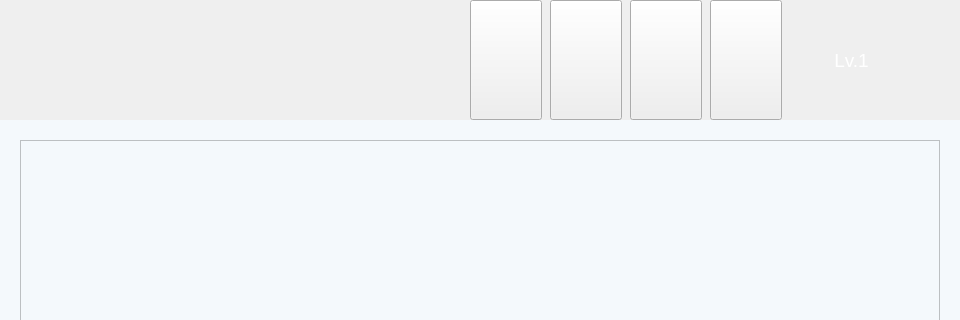
First picture: the form in weeduTalk/weedumainwidget.ui, repository SSSuperHero/AEEduApplication, before the edit; both pictures show x 0 to 960 and y 0 to 320 of the 960 by 600 pixel window.
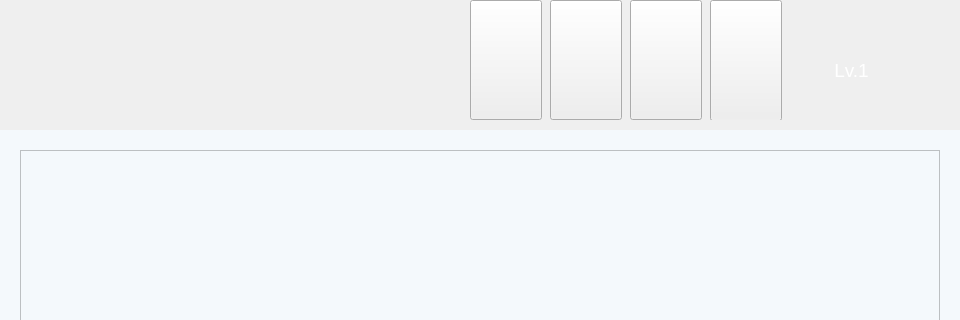
Second picture: the form after the edit. Icons and pictures are not drawn. Custom widgets are drawn as their Qt base class.

What changed in the file:
```diff
--- a/weeduTalk/weedumainwidget.ui
+++ b/weeduTalk/weedumainwidget.ui
@@ -52,10 +52,16 @@
       </property>
       <item>
        <widget class="QWidget" name="widgetTop" native="true">
+        <property name="minimumSize">
+         <size>
+          <width>0</width>
+          <height>130</height>
+         </size>
+        </property>
         <property name="maximumSize">
          <size>
           <width>16777215</width>
-          <height>120</height>
+          <height>130</height>
          </size>
         </property>
         <property name="styleSheet">
@@ -84,7 +90,7 @@
          <property name="geometry">
           <rect>
            <x>820</x>
-           <y>20</y>
+           <y>30</y>
            <width>128</width>
            <height>80</height>
           </rect>
@@ -196,7 +202,7 @@
             <x>240</x>
             <y>0</y>
             <width>72</width>
-            <height>120</height>
+            <height>121</height>
            </rect>
           </property>
           <property name="styleSheet">
```
Left out of the diff: 77 changed lines with no effect on the pictures.
